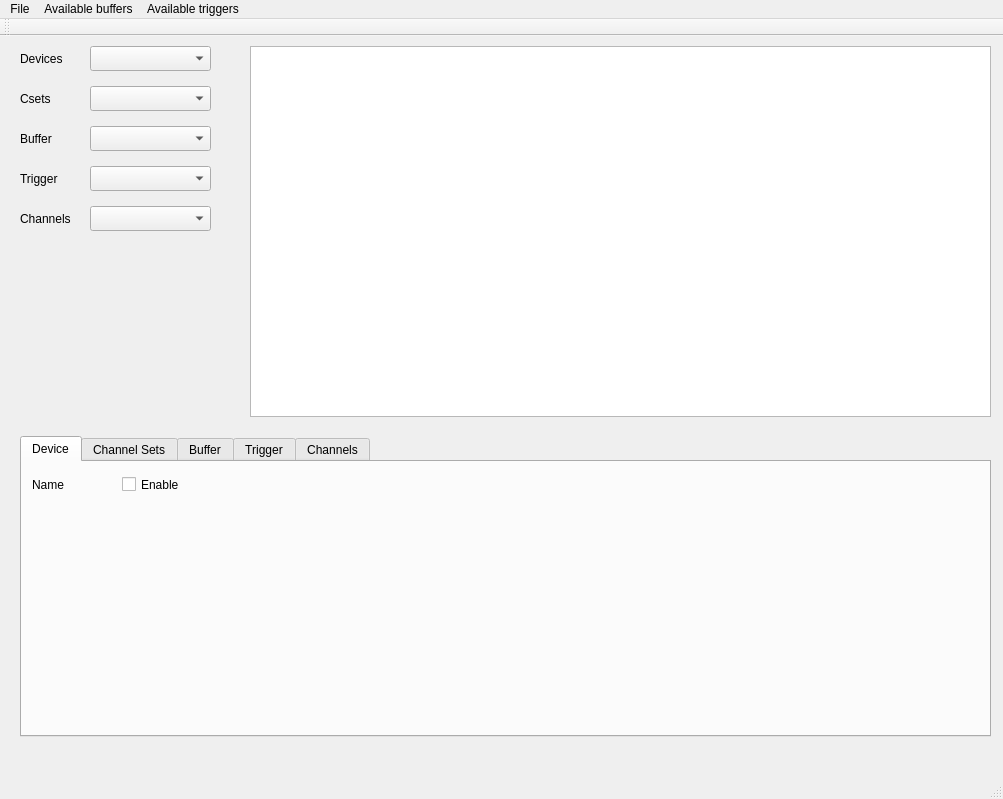
The window that zgui.ui (FedericoVaga/zGUI) describes before a commit, drawn with Qt 5.
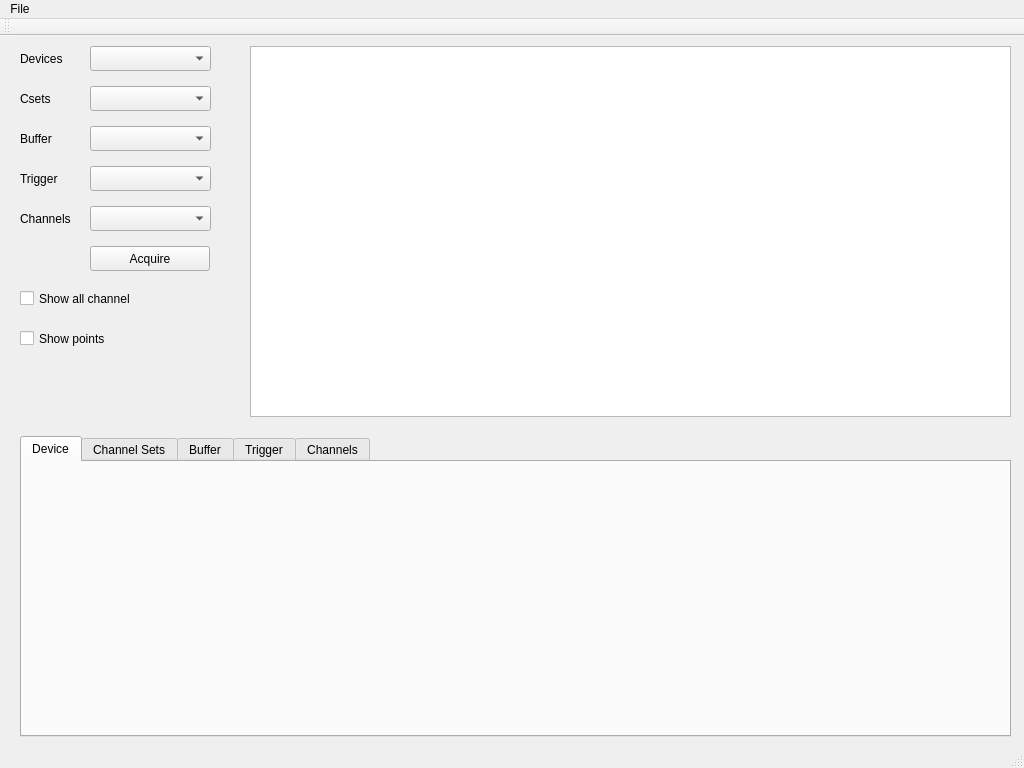
The same window after the commit. The open tabs and pages were chosen to show the change.

```diff
--- a/zgui.ui
+++ b/zgui.ui
@@ -6,8 +6,8 @@
    <rect>
     <x>0</x>
     <y>0</y>
-    <width>1003</width>
-    <height>799</height>
+    <width>1024</width>
+    <height>768</height>
    </rect>
   </property>
   <property name="windowTitle">
@@ -68,7 +68,7 @@
      <rect>
       <x>20</x>
       <y>400</y>
-      <width>971</width>
+      <width>991</width>
       <height>301</height>
      </rect>
     </property>
@@ -79,32 +79,6 @@
      <attribute name="title">
       <string>Device</string>
      </attribute>
-     <widget class="QLabel" name="lblDevName">
-      <property name="geometry">
-       <rect>
-        <x>10</x>
-        <y>10</y>
-        <width>41</width>
-        <height>25</height>
-       </rect>
-      </property>
-      <property name="text">
-       <string>Name</string>
-      </property>
-     </widget>
-     <widget class="QCheckBox" name="ckbDevEn">
-      <property name="geometry">
-       <rect>
-        <x>100</x>
-        <y>10</y>
-        <width>86</width>
-        <height>25</height>
-       </rect>
-      </property>
-      <property name="text">
-       <string>Enable</string>
-      </property>
-     </widget>
     </widget>
     <widget class="QWidget" name="cset">
      <attribute name="title">
@@ -292,19 +266,58 @@
      <rect>
       <x>250</x>
       <y>10</y>
-      <width>741</width>
+      <width>761</width>
       <height>371</height>
      </rect>
     </property>
    </widget>
+   <widget class="QPushButton" name="btnAcq">
+    <property name="geometry">
+     <rect>
+      <x>90</x>
+      <y>210</y>
+      <width>120</width>
+      <height>25</height>
+     </rect>
+    </property>
+    <property name="text">
+     <string>Acquire</string>
+    </property>
+   </widget>
+   <widget class="QCheckBox" name="ckbNShow">
+    <property name="geometry">
+     <rect>
+      <x>20</x>
+      <y>250</y>
+      <width>150</width>
+      <height>25</height>
+     </rect>
+    </property>
+    <property name="text">
+     <string>Show all channel</string>
+    </property>
+   </widget>
+   <widget class="QCheckBox" name="ckbPoint">
+    <property name="geometry">
+     <rect>
+      <x>20</x>
+      <y>290</y>
+      <width>150</width>
+      <height>25</height>
+     </rect>
+    </property>
+    <property name="text">
+     <string>Show points</string>
+    </property>
+   </widget>
   </widget>
   <widget class="QMenuBar" name="menubar">
    <property name="geometry">
     <rect>
      <x>0</x>
      <y>0</y>
-     <width>1003</width>
-     <height>20</height>
+     <width>1024</width>
+     <height>21</height>
     </rect>
    </property>
    <widget class="QMenu" name="menuFile">
@@ -313,19 +326,7 @@
     </property>
     <addaction name="actionExit"/>
    </widget>
-   <widget class="QMenu" name="menuAvailable_buffers">
-    <property name="title">
-     <string>Available buffers</string>
-    </property>
-   </widget>
-   <widget class="QMenu" name="menuAvailable_triggers">
-    <property name="title">
-     <string>Available triggers</string>
-    </property>
-   </widget>
    <addaction name="menuFile"/>
-   <addaction name="menuAvailable_buffers"/>
-   <addaction name="menuAvailable_triggers"/>
   </widget>
   <widget class="QStatusBar" name="statusbar"/>
   <widget class="QToolBar" name="toolBar">
```
Left out of the diff: 105 changed lines with no effect on the pictures.
